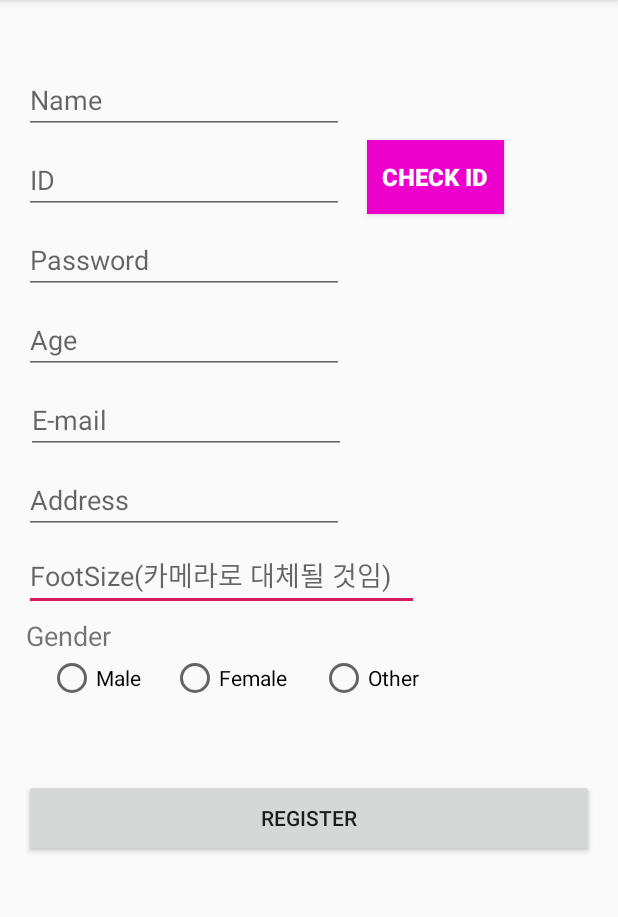
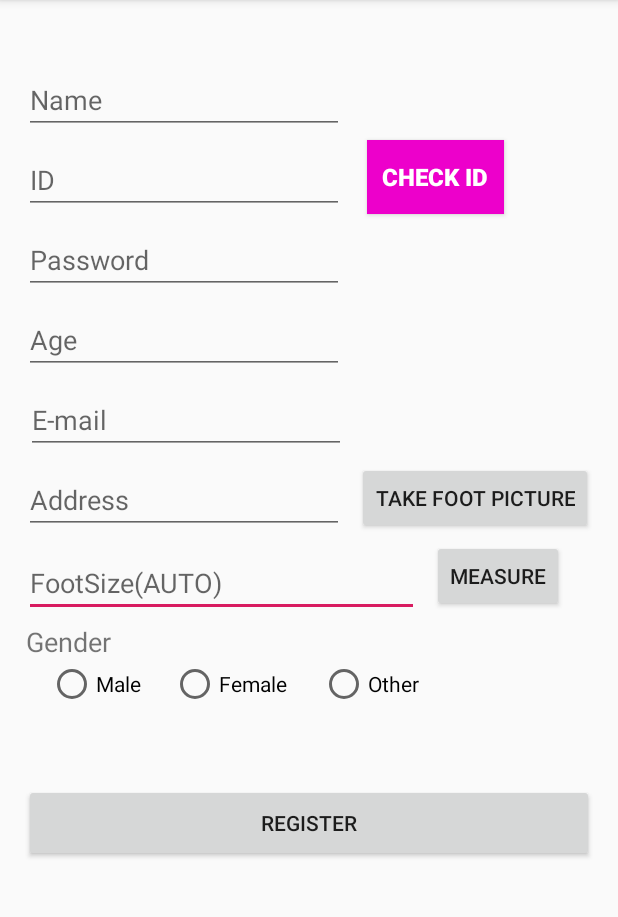
Before and after one commit to K-osA/Bien-Ajuste, an Android app: the RegisterActivity screen opened directly, with no data from a screen before it, on a phone screen of 412 x 824 dp, the part 84-1001 px from its top. Run offline under Robolectric (Android 15) with nearby library versions, the phone set to English and light mode, and no system bars; our stand-ins replace Volley.

Commit message:
Modified Manifest, User(cartID) / Added measure, take Button

```diff
--- /dev/null
+++ b/app/src/main/java/com/examp/bienajuste/Cart.java
@@ -0,0 +1,5 @@
+package com.examp.bienajuste;
+
+public class Cart {
+
+}
--- a/app/src/main/java/com/examp/bienajuste/MainActivity.java
+++ b/app/src/main/java/com/examp/bienajuste/MainActivity.java
@@ -23,7 +23,7 @@ public class MainActivity extends AppCompatActivity {
                 intent.getIntExtra("userGender",0)
         );
 
-        User u = new User(intent.getStringExtra("userID"), info);
+        User u = new User(intent.getStringExtra("userID"), 1,info);
 
     }
 }
--- a/app/src/main/java/com/examp/bienajuste/RegisterActivity.java
+++ b/app/src/main/java/com/examp/bienajuste/RegisterActivity.java
@@ -37,6 +37,9 @@ public class RegisterActivity extends AppCompatActivity {
         final EditText footsizeText = (EditText) findViewById(R.id.footsizeText);
         final Button validateButton = (Button) findViewById(R.id.validateButton);
         final Button registerButton = (Button) findViewById(R.id.registerButton);
+        final Button measureButton = (Button) findViewById(R.id.measureButton);
+        final Button takeButton = (Button) findViewById(R.id.takeButton);
+
         RadioGroup gendergroup;
 
         gendergroup = (RadioGroup) findViewById(R.id.genderGroup);
@@ -92,6 +95,20 @@ public class RegisterActivity extends AppCompatActivity {
             }
         });
 
+        takeButton.setOnClickListener(new View.OnClickListener(){
+            @Override
+            public void onClick(View view){
+
+            }
+        });
+
+        measureButton.setOnClickListener(new View.OnClickListener(){
+            @Override
+            public void onClick(View view){
+
+            }
+
+        });
 
         registerButton.setOnClickListener(new View.OnClickListener(){
 
@@ -183,4 +200,6 @@ public class RegisterActivity extends AppCompatActivity {
             }
         }
     };
+
+
 }
--- a/app/src/main/java/com/examp/bienajuste/User.java
+++ b/app/src/main/java/com/examp/bienajuste/User.java
@@ -2,9 +2,11 @@ package com.examp.bienajuste;
 
 public class User {
     private String userID;
+    private int cartID;
     private UserInfo info;
 
-    public User(String userID, UserInfo info){
+    public User(String userID, int cartID, UserInfo info){
+        this.cartID=cartID;
         this.userID=userID;
         this.info=info;
     }
@@ -12,6 +14,8 @@ public class User {
     public String getUserID() {
         return userID;
     }
+
+    public int getcartID() { return cartID; }
 
     public void setUserID(String userID) {
         this.userID = userID;
--- a/app/src/main/res/layout/activity_register.xml
+++ b/app/src/main/res/layout/activity_register.xml
@@ -32,11 +32,11 @@
         android:layout_height="43dp"
         android:layout_marginStart="16dp"
         android:layout_marginLeft="16dp"
-        android:layout_marginTop="8dp"
+        android:layout_marginTop="12dp"
         android:ems="10"
-        android:hint="FootSize(카메라로 대체될 것임)"
+        android:hint="FootSize(AUTO)"
         android:inputType="textPersonName"
-        app:layout_constraintEnd_toEndOf="parent"
+        app:layout_constraintEnd_toStartOf="@+id/measureButton"
         app:layout_constraintHorizontal_bias="0.0"
         app:layout_constraintStart_toStartOf="parent"
         app:layout_constraintTop_toBottomOf="@+id/addressText" />
@@ -199,4 +199,29 @@
         app:layout_constraintStart_toStartOf="parent"
         app:layout_constraintTop_toBottomOf="@+id/footsizeText" />
 
+    <Button
+        android:id="@+id/measureButton"
+        android:layout_width="wrap_content"
+        android:layout_height="wrap_content"
+        android:layout_marginStart="8dp"
+        android:layout_marginLeft="8dp"
+        android:layout_marginEnd="36dp"
+        android:layout_marginRight="36dp"
+        android:text="MEASURE"
+        app:layout_constraintBottom_toBottomOf="@+id/footsizeText"
+        app:layout_constraintEnd_toEndOf="parent"
+        app:layout_constraintStart_toEndOf="@+id/footsizeText"
+        app:layout_constraintTop_toBottomOf="@+id/takeButton" />
+
+    <Button
+        android:id="@+id/takeButton"
+        android:layout_width="wrap_content"
+        android:layout_height="wrap_content"
+        android:layout_marginTop="308dp"
+        android:text="Take Foot Picture"
+        app:layout_constraintEnd_toEndOf="parent"
+        app:layout_constraintHorizontal_bias="0.333"
+        app:layout_constraintStart_toEndOf="@+id/addressText"
+        app:layout_constraintTop_toTopOf="parent" />
+
 </androidx.constraintlayout.widget.ConstraintLayout>
```
Also changed, not shown: app/src/main/AndroidManifest.xml (+12 -0 lines).
